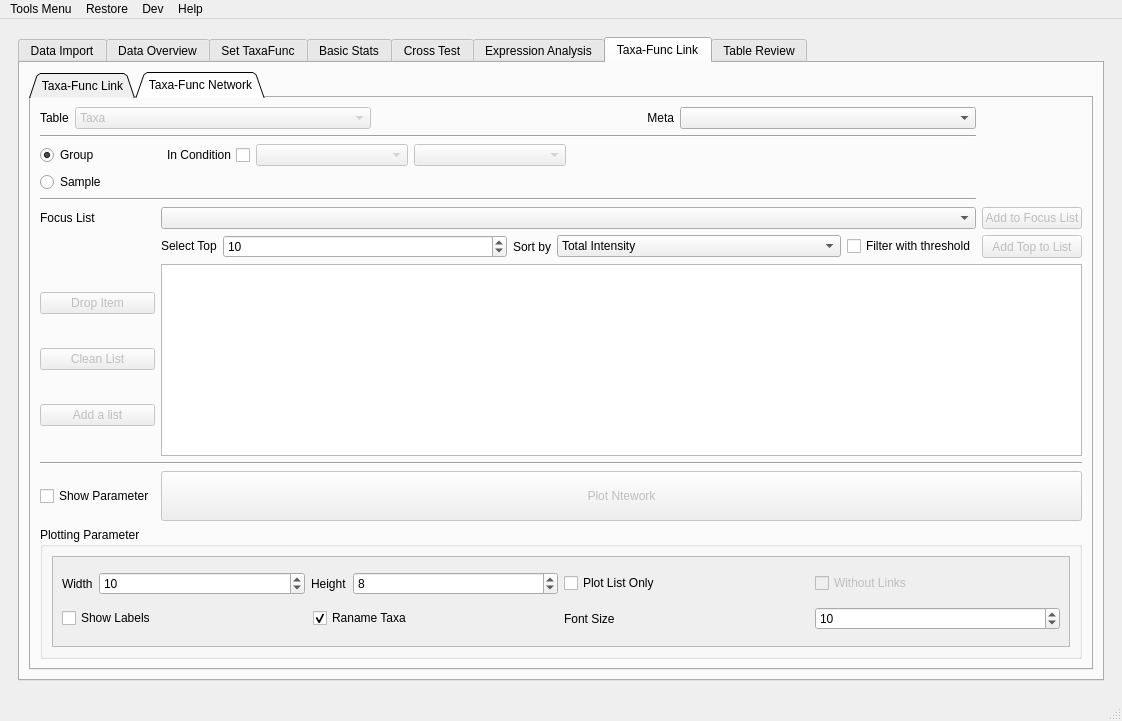
Old version of the form metax/gui/metax_gui/main_window.ui in the repository byemaxx/MetaX.
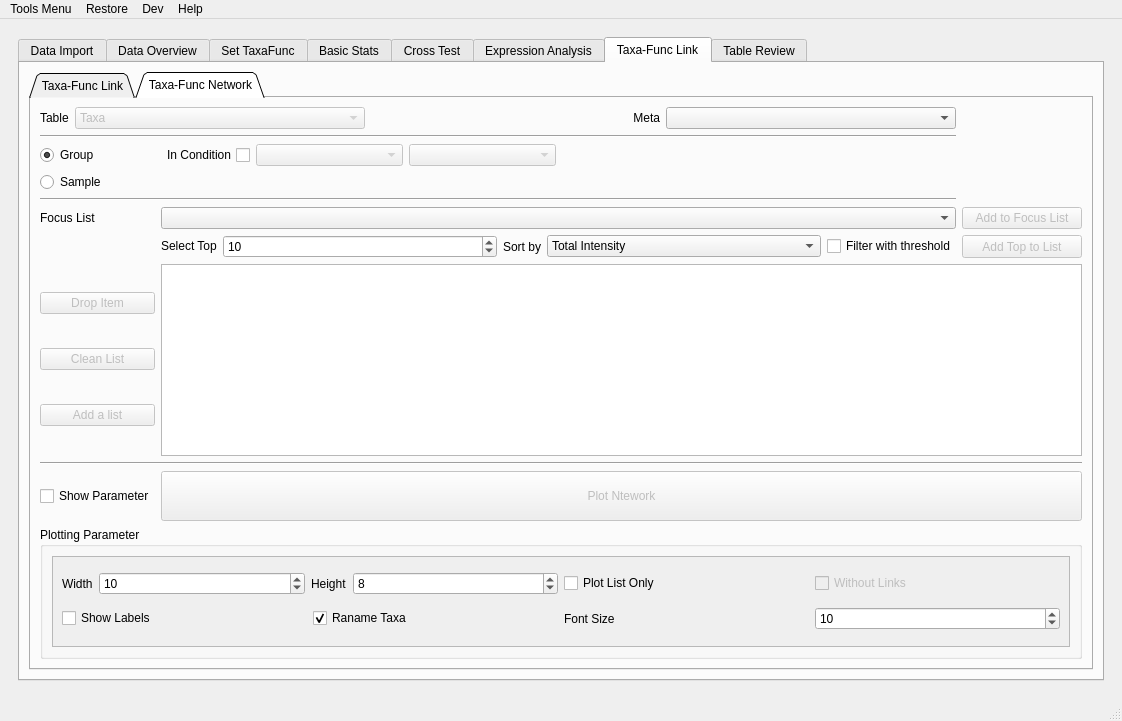
New version of the form.

Commit message: fixed a button does not show all text in taxa-func network

Patch:
```diff
--- a/metax/gui/metax_gui/main_window.ui
+++ b/metax/gui/metax_gui/main_window.ui
@@ -8773,14 +8773,14 @@
                    <bool>false</bool>
                   </property>
                   <property name="sizePolicy">
-                   <sizepolicy hsizetype="Fixed" vsizetype="Preferred">
+                   <sizepolicy hsizetype="Preferred" vsizetype="Preferred">
                     <horstretch>0</horstretch>
                     <verstretch>0</verstretch>
                    </sizepolicy>
                   </property>
                   <property name="maximumSize">
                    <size>
-                    <width>100</width>
+                    <width>120</width>
                     <height>16777215</height>
                    </size>
                   </property>
@@ -8805,7 +8805,7 @@
                   </property>
                   <property name="maximumSize">
                    <size>
-                    <width>100</width>
+                    <width>120</width>
                     <height>16777215</height>
                    </size>
                   </property>
```
Left out of the diff: 4 changed lines with no effect on the pictures. The commit also changes 1 other file.
